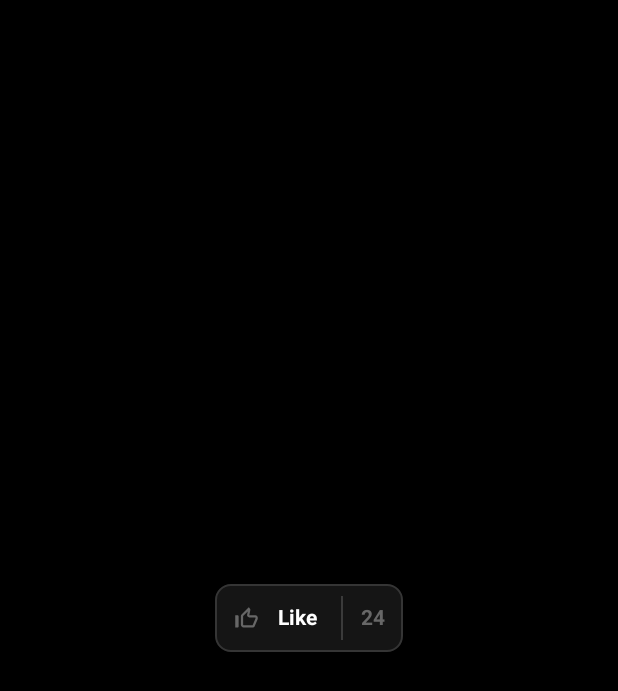
After one commit to nesibeyyubov/ui-components, an Android app: the LikeButtonAnimationFragment screen opened through its navigation route, on a phone screen of 412 x 824 dp. The commit adds this screen. Shown: the top 691 px of the screen. Run offline under Robolectric (Android 15) with nearby library versions, the phone set to English and light mode, and no system bars.

Commit message:
like button added

```diff
--- a/app/src/main/java/com/example/instavideos/Components.kt
+++ b/app/src/main/java/com/example/instavideos/Components.kt
@@ -3,6 +3,7 @@ package com.example.instavideos
 val components = listOf(
     Component("Animated gradient border", R.id.animatedGradientBorderFragment),
     Component("Horizontally moving chips", R.id.horizontalMovingChipsFragment),
+    Component("Like Button Animation", R.id.likeButtonAnimationFragment),
 )
 
 data class Component(
--- /dev/null
+++ b/app/src/main/res/drawable/ic_like.xml
@@ -0,0 +1,5 @@
+<vector android:height="24dp" android:tint="#000000"
+    android:viewportHeight="24" android:viewportWidth="24"
+    android:width="24dp" xmlns:android="http://schemas.android.com/apk/res/android">
+    <path android:fillColor="@android:color/white" android:pathData="M13.11,5.72l-0.57,2.89c-0.12,0.59 0.04,1.2 0.42,1.66 0.38,0.46 0.94,0.73 1.54,0.73H20v1.08L17.43,18H9.34c-0.18,0 -0.34,-0.16 -0.34,-0.34V9.82l4.11,-4.1M14,2L7.59,8.41C7.21,8.79 7,9.3 7,9.83v7.83C7,18.95 8.05,20 9.34,20h8.1c0.71,0 1.36,-0.37 1.72,-0.97l2.67,-6.15c0.11,-0.25 0.17,-0.52 0.17,-0.8V11c0,-1.1 -0.9,-2 -2,-2h-5.5l0.92,-4.65c0.05,-0.22 0.02,-0.46 -0.08,-0.66 -0.23,-0.45 -0.52,-0.86 -0.88,-1.22L14,2zM4,9H2v11h2c0.55,0 1,-0.45 1,-1v-9c0,-0.55 -0.45,-1 -1,-1z"/>
+</vector>
--- /dev/null
+++ b/app/src/main/res/drawable/rounded_button_bg.xml
@@ -0,0 +1,10 @@
+<?xml version="1.0" encoding="utf-8"?>
+<shape xmlns:android="http://schemas.android.com/apk/res/android">
+
+    <solid android:color="#151515" />
+    <stroke
+        android:width="1dp"
+        android:color="#353535" />
+    <corners android:radius="10dp" />
+
+</shape>
--- /dev/null
+++ b/app/src/main/res/layout/fragment_like_button_animation.xml
@@ -0,0 +1,68 @@
+<?xml version="1.0" encoding="utf-8"?>
+<androidx.constraintlayout.widget.ConstraintLayout xmlns:android="http://schemas.android.com/apk/res/android"
+    xmlns:app="http://schemas.android.com/apk/res-auto"
+    android:layout_width="match_parent"
+    android:layout_height="match_parent"
+    android:animateLayoutChanges="true">
+
+
+    <androidx.constraintlayout.widget.ConstraintLayout
+        android:id="@+id/like_button"
+        android:layout_width="125dp"
+        android:layout_height="45dp"
+        android:background="@drawable/rounded_button_bg"
+        android:clipToPadding="false"
+        android:paddingHorizontal="12dp"
+        android:paddingVertical="8dp"
+        app:layout_constraintBottom_toBottomOf="parent"
+        app:layout_constraintEnd_toEndOf="parent"
+        app:layout_constraintStart_toStartOf="parent"
+        app:layout_constraintTop_toTopOf="parent">
+
+        <ImageView
+            android:id="@+id/iv_like"
+            android:layout_width="18dp"
+            android:layout_height="18dp"
+            android:src="@drawable/ic_like"
+            app:layout_constraintBottom_toBottomOf="parent"
+            app:layout_constraintStart_toStartOf="parent"
+            app:layout_constraintTop_toTopOf="parent"
+            app:tint="#676767" />
+
+        <TextView
+            android:id="@+id/tv_like"
+            android:layout_width="wrap_content"
+            android:layout_height="wrap_content"
+            android:layout_marginStart="12dp"
+            android:includeFontPadding="false"
+            android:text="Like"
+            android:textColor="@color/white"
+            android:textStyle="bold"
+            app:layout_constraintBottom_toBottomOf="parent"
+            app:layout_constraintStart_toEndOf="@id/iv_like"
+            app:layout_constraintTop_toTopOf="parent" />
+
+        <View
+            android:id="@+id/view_line"
+            android:layout_width="1dp"
+            android:layout_height="match_parent"
+            android:layout_marginEnd="12dp"
+            android:background="#3B3B3B"
+            app:layout_constraintEnd_toStartOf="@id/tv_like_count" />
+
+        <TextView
+            android:id="@+id/tv_like_count"
+            android:layout_width="wrap_content"
+            android:layout_height="wrap_content"
+            android:layout_marginStart="12dp"
+            android:includeFontPadding="false"
+            android:text="24"
+            android:textColor="#676767"
+            android:textStyle="bold"
+            app:layout_constraintEnd_toEndOf="parent"
+            app:layout_constraintBottom_toBottomOf="parent"
+            app:layout_constraintTop_toTopOf="parent" />
+
+    </androidx.constraintlayout.widget.ConstraintLayout>
+
+</androidx.constraintlayout.widget.ConstraintLayout>
--- a/app/src/main/res/navigation/nav_graph.xml
+++ b/app/src/main/res/navigation/nav_graph.xml
@@ -20,4 +20,9 @@
         android:name="com.example.instavideos.fragments.HomeFragment"
         android:label="HomeFragment"
         tools:layout="@layout/fragment_home" />
+    <fragment
+        android:id="@+id/likeButtonAnimationFragment"
+        android:name="com.example.instavideos.fragments.LikeButtonAnimationFragment"
+        android:label="LikeButtonAnimationFragment"
+        tools:layout="@layout/fragment_like_button_animation" />
 </navigation>
```
Also changed, not shown: app/src/main/java/com/example/instavideos/fragments/LikeButtonAnimationFragment.kt (added, +156 -0 lines).
